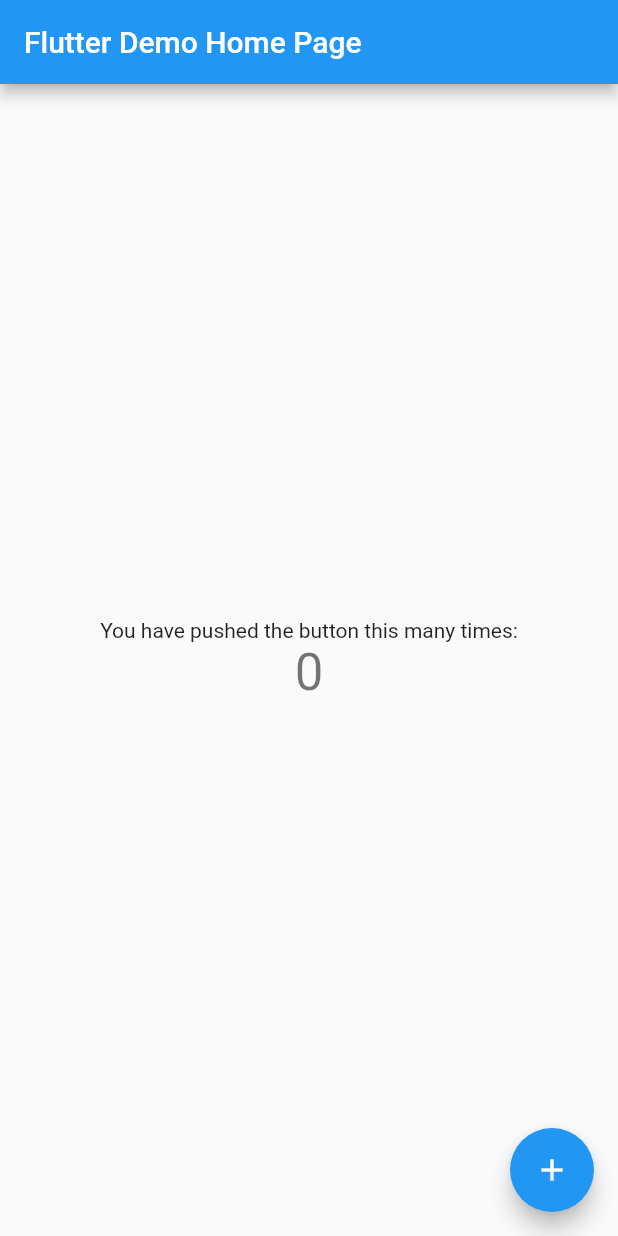
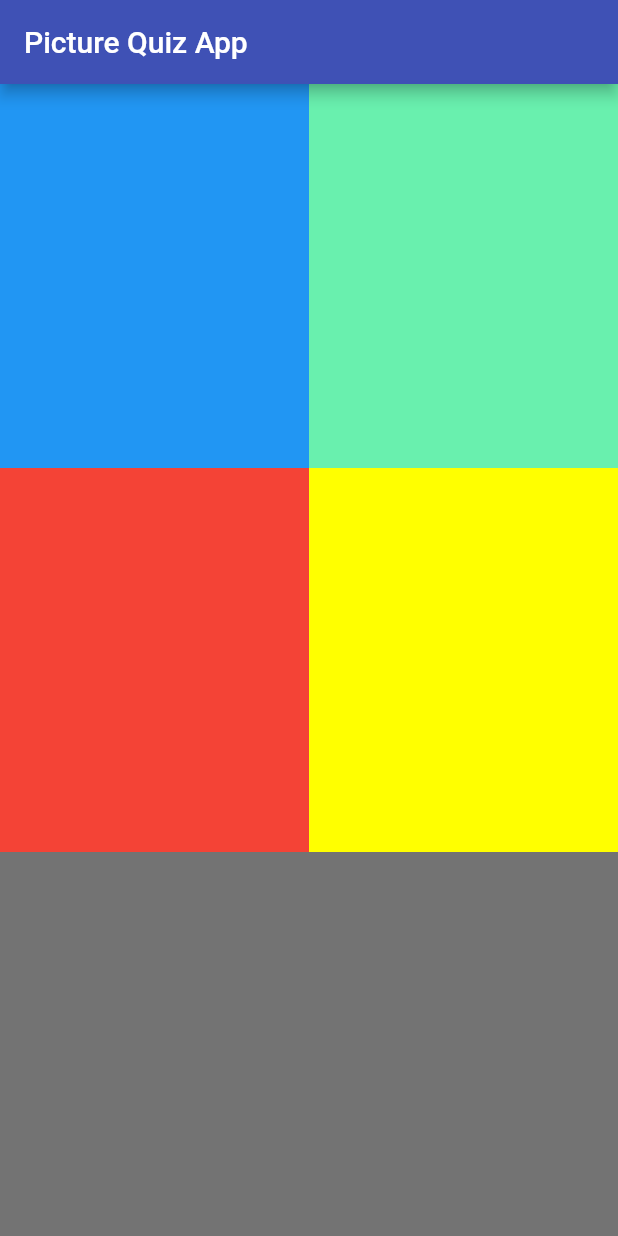
Before and after one commit to feat7/quizzapp-flutter, a Flutter app: the screen it shows after launch, on a phone screen of 412 x 824 dp. Run offline on Flutter 3.47's test engine with Material 2 defaults, Android fonts, the phone set to English and light mode, and no system bars.

Commit message:
Basic layout for main screen: divided screen into section for each of the four pictures, then a space for guessing

```diff
--- a/lib/main.dart
+++ b/lib/main.dart
@@ -1,111 +1,17 @@
 import 'package:flutter/material.dart';
+import 'package:quizzapp/pages/home.dart';
 
 void main() => runApp(MyApp());
 
 class MyApp extends StatelessWidget {
-  // This widget is the root of your application.
   @override
   Widget build(BuildContext context) {
     return MaterialApp(
-      title: 'Flutter Demo',
+      title: 'Picture Quiz App',
       theme: ThemeData(
-        // This is the theme of your application.
-        //
-        // Try running your application with "flutter run". You'll see the
-        // application has a blue toolbar. Then, without quitting the app, try
-        // changing the primarySwatch below to Colors.green and then invoke
-        // "hot reload" (press "r" in the console where you ran "flutter run",
-        // or simply save your changes to "hot reload" in a Flutter IDE).
-        // Notice that the counter didn't reset back to zero; the application
-        // is not restarted.
-        primarySwatch: Colors.blue,
+        primarySwatch: Colors.indigo,
       ),
-      home: MyHomePage(title: 'Flutter Demo Home Page'),
+      home: HomePage(),
     );
   }
 }
-
-class MyHomePage extends StatefulWidget {
-  MyHomePage({Key key, this.title}) : super(key: key);
-
-  // This widget is the home page of your application. It is stateful, meaning
-  // that it has a State object (defined below) that contains fields that affect
-  // how it looks.
-
-  // This class is the configuration for the state. It holds the values (in this
-  // case the title) provided by the parent (in this case the App widget) and
-  // used by the build method of the State. Fields in a Widget subclass are
-  // always marked "final".
-
-  final String title;
-
-  @override
-  _MyHomePageState createState() => _MyHomePageState();
-}
-
-class _MyHomePageState extends State<MyHomePage> {
-  int _counter = 0;
-
-  void _incrementCounter() {
-    setState(() {
-      // This call to setState tells the Flutter framework that something has
-      // changed in this State, which causes it to rerun the build method below
-      // so that the display can reflect the updated values. If we changed
-      // _counter without calling setState(), then the build method would not be
-      // called again, and so nothing would appear to happen.
-      _counter++;
-    });
-  }
-
-  @override
-  Widget build(BuildContext context) {
-    // This method is rerun every time setState is called, for instance as done
-    // by the _incrementCounter method above.
-    //
-    // The Flutter framework has been optimized to make rerunning build methods
-    // fast, so that you can just rebuild anything that needs updating rather
-    // than having to individually change instances of widgets.
-    return Scaffold(
-      appBar: AppBar(
-        // Here we take the value from the MyHomePage object that was created by
-        // the App.build method, and use it to set our appbar title.
-        title: Text(widget.title),
-      ),
-      body: Center(
-        // Center is a layout widget. It takes a single child and positions it
-        // in the middle of the parent.
-        child: Column(
-          // Column is also a layout widget. It takes a list of children and
-          // arranges them vertically. By default, it sizes itself to fit its
-          // children horizontally, and tries to be as tall as its parent.
-          //
-          // Invoke "debug painting" (press "p" in the console, choose the
-          // "Toggle Debug Paint" action from the Flutter Inspector in Android
-          // Studio, or the "Toggle Debug Paint" command in Visual Studio Code)
-          // to see the wireframe for each widget.
-          //
-          // Column has various properties to control how it sizes itself and
-          // how it positions its children. Here we use mainAxisAlignment to
-          // center the children vertically; the main axis here is the vertical
-          // axis because Columns are vertical (the cross axis would be
-          // horizontal).
-          mainAxisAlignment: MainAxisAlignment.center,
-          children: <Widget>[
-            Text(
-              'You have pushed the button this many times:',
-            ),
-            Text(
-              '$_counter',
-              style: Theme.of(context).textTheme.display1,
-            ),
-          ],
-        ),
-      ),
-      floatingActionButton: FloatingActionButton(
-        onPressed: _incrementCounter,
-        tooltip: 'Increment',
-        child: Icon(Icons.add),
-      ), // This trailing comma makes auto-formatting nicer for build methods.
-    );
-  }
-}
--- /dev/null
+++ b/lib/pages/home.dart
@@ -0,0 +1,73 @@
+import 'package:flutter/material.dart';
+
+class HomePage extends StatefulWidget {
+  @override
+  _HomePageState createState() => _HomePageState();
+}
+
+class _HomePageState extends State<HomePage> {
+  @override
+  Widget build(BuildContext context) {
+    return Scaffold(
+      appBar: AppBar(
+        title: Text("Picture Quiz App"),
+      ),
+      body: Column(
+        children: <Widget>[
+          /// Picture Grid
+          Flexible(
+            flex: 2,
+            child: Column(
+              children: <Widget>[
+                Flexible(
+                  flex: 1,
+                  child: Row(
+                    children: <Widget>[
+                      Flexible(
+                        flex: 1,
+                        child: Container(
+                            color: Colors.blue
+                        ),
+                      ),
+                      Flexible(
+                        flex: 1,
+                        child: Container(
+                          color: Colors.greenAccent,
+                        ),
+                      )
+                    ],
+                  ),
+                ),
+                Flexible(
+                  flex: 1,
+                  child: Row(
+                    children: <Widget>[
+                      Flexible(
+                        flex: 1,
+                        child: Container(
+                            color: Colors.red
+                        ),
+                      ),
+                      Flexible(
+                        flex: 1,
+                        child: Container(
+                          color: Colors.yellowAccent,
+                        ),
+                      )
+                    ],
+                  ),
+                ),
+              ],
+            ),
+          ),
+          Flexible(
+            flex: 1,
+            child: Container(
+              color: Colors.black54,
+            ),
+          )
+        ],
+      ),
+    );
+  }
+}
--- a/pubspec.yaml
+++ b/pubspec.yaml
@@ -20,6 +20,8 @@
   flutter:
     sdk: flutter
   uuid: ^2.0.2
+  dynamic_theme: ^1.0.0
+  flutter_launcher_icons:
 
   # The following adds the Cupertino Icons font to your application.
   # Use with the CupertinoIcons class for iOS style icons.
```
Also changed, not shown: pubspec.lock.
